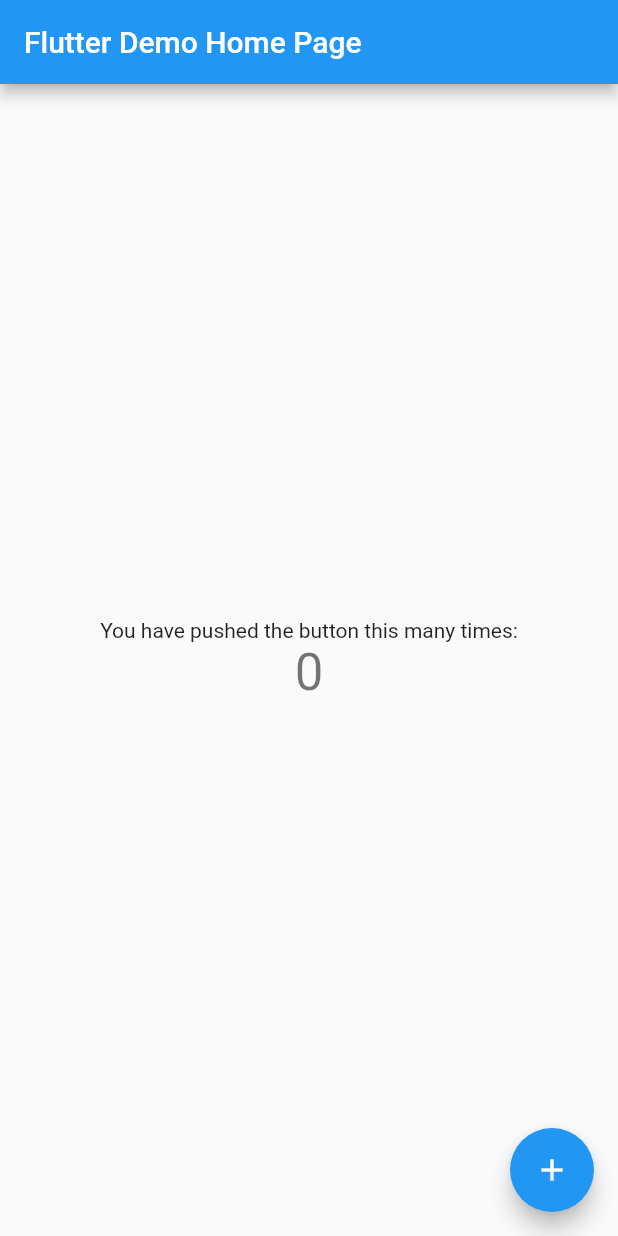
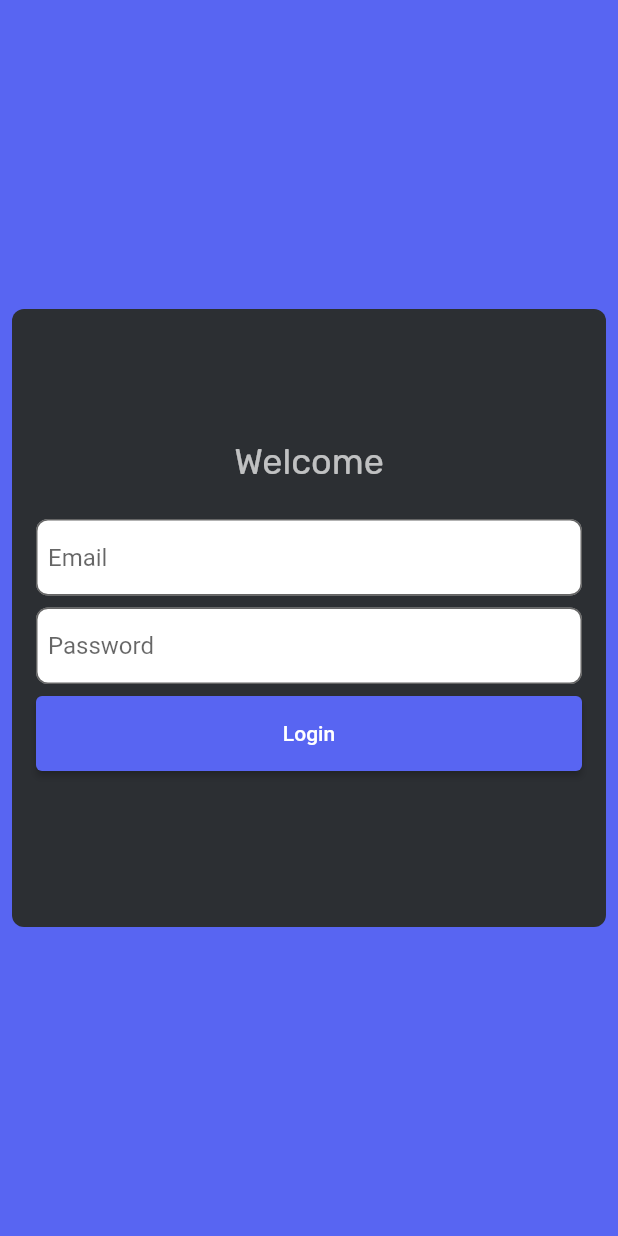
Before and after one commit to 1ChristianAlex/card-nft-app, a Flutter app: the screen it shows after launch, on a phone screen of 412 x 824 dp. Run offline on Flutter 3.47's test engine with Material 2 defaults, Android fonts, the phone set to English and light mode, and no system bars; our stand-ins replace flutter_secure_storage, google_fonts.

Commit message:
feat:login form and service

```diff
--- /dev/null
+++ b/lib/features/login/application/auth_application.dart
@@ -0,0 +1,19 @@
+import 'package:card_nft_app/common/http/http_adapter.dart';
+import 'package:card_nft_app/common/storage/storage.dart.dart';
+import 'package:card_nft_app/features/login/data/auth/auth_model.dart';
+import 'package:card_nft_app/features/login/data/auth/auth_repo.dart';
+
+class AuthAplication {
+  final repo = AuthRepo(HttpAdapter(loadBearer: true));
+
+  Future<AuthResponse> doLogin(String email, String password) async {
+    var authResponse = await repo.login(email, password);
+
+    Storage().set('Bearer', authResponse.token);
+    return authResponse;
+  }
+}
+
+AuthAplication authAplication() {
+  return AuthAplication();
+}
--- /dev/null
+++ b/lib/features/login/apresentation/login_form.dart
@@ -0,0 +1,118 @@
+import 'package:card_nft_app/features/login/application/auth_application.dart';
+import 'package:card_nft_app/theme/theme.dart';
+import 'package:flutter/material.dart';
+
+class LoginForm extends StatefulWidget {
+  const LoginForm({super.key});
+
+  @override
+  State<LoginForm> createState() => _LoginFormState();
+}
+
+class _LoginFormState extends State<LoginForm> {
+  final _formKey = GlobalKey<FormState>();
+  late String email;
+  late String password;
+
+  final inputPadding = const EdgeInsets.symmetric(
+    horizontal: AppTheme.spacing,
+    vertical: AppTheme.spacing * 2,
+  );
+
+  Future<void> validateAndLogin() async {
+    // Validate returns true if the form is valid, or false otherwise.
+    if (_formKey.currentState!.validate()) {
+      // If the form is valid, display a snackbar. In the real world,
+      // you'd often call a server or save the information in a database.
+      // ScaffoldMessenger.of(context).showSnackBar(
+      //   const SnackBar(content: Text('Processing Data')),
+      // );
+      _formKey.currentState?.save();
+
+      await authAplication().doLogin(email, password);
+    }
+  }
+
+  @override
+  Widget build(BuildContext context) {
+    return Container(
+      padding: const EdgeInsets.all(AppTheme.spacing * 2),
+      child: Form(
+        key: _formKey,
+        child: Column(
+          children: [
+            Container(
+              margin: const EdgeInsets.only(bottom: AppTheme.spacing),
+              child: TextFormField(
+                decoration: InputDecoration(
+                  hintText: 'Email',
+                  border: OutlineInputBorder(
+                    borderRadius: BorderRadius.circular(AppTheme.spacing),
+                  ),
+                  contentPadding: inputPadding,
+                  fillColor: Colors.white,
+                  filled: true,
+                  focusColor: AppTheme.blurple,
+                ),
+                validator: (value) {
+                  if (value == null || value.isEmpty) {
+                    return 'Email is required';
+                  }
+                  var isEmailValid = RegExp(
+                          r"^[a-zA-Z0-9.a-zA-Z0-9.!#$%&'*+-/=?^_`{|}~]+@[a-zA-Z0-9]+\.[a-zA-Z]+")
+                      .hasMatch(value);
+
+                  if (!isEmailValid) {
+                    return 'Email is not valid';
+                  }
+
+                  return null;
+                },
+                onSaved: (value) {
+                  email = value!;
+                },
+              ),
+            ),
+            Container(
+              margin: const EdgeInsets.only(bottom: AppTheme.spacing),
+              child: TextFormField(
+                decoration: InputDecoration(
+                  hintText: 'Password',
+                  border: OutlineInputBorder(
+                    borderRadius: BorderRadius.circular(AppTheme.spacing),
+                  ),
+                  contentPadding: inputPadding,
+                  fillColor: Colors.white,
+                  filled: true,
+                  focusColor: AppTheme.blurple,
+                ),
+                validator: (value) {
+                  if (value == null || value.isEmpty) {
+                    return 'Password is required';
+                  }
+
+                  return null;
+                },
+                onSaved: (value) {
+                  password = value!;
+                },
+              ),
+            ),
+            ElevatedButton(
+              style: ButtonStyle(
+                backgroundColor: MaterialStateProperty.all(AppTheme.blurple),
+                minimumSize:
+                    MaterialStateProperty.all(const Size.fromHeight(50)),
+              ),
+              onPressed: validateAndLogin,
+              child: const Text(
+                'Login',
+                style: TextStyle(fontSize: 14),
+              ),
+            )
+          ],
+        ),
+      ),
+    );
+  }
+}
--- /dev/null
+++ b/lib/features/login/data/auth/auth_repo.dart
@@ -0,0 +1,18 @@
+import 'dart:convert';
+
+import 'package:card_nft_app/common/http/http_adapter.dart';
+import 'package:card_nft_app/features/login/data/auth/auth_model.dart';
+
+class AuthRepo {
+  final HttpAdapter request;
+
+  const AuthRepo(this.request);
+
+  Future<AuthResponse> login(String email, String password) async {
+    var json = AuthBody(email: email, password: password).toJson();
+    var response =
+        await request.post('/auth/login', jsonEncode(json), null, null);
+
+    return AuthResponse.fromJson(jsonDecode(response.body));
+  }
+}
--- /dev/null
+++ b/lib/features/login/login_screen.dart
@@ -0,0 +1,42 @@
+import 'package:card_nft_app/features/login/apresentation/login_form.dart';
+import 'package:card_nft_app/theme/theme.dart';
+import 'package:flutter/material.dart';
+import 'package:google_fonts/google_fonts.dart';
+
+class LoginScreen extends StatelessWidget {
+  const LoginScreen({super.key});
+
+  @override
+  Widget build(BuildContext context) {
+    return Scaffold(
+      backgroundColor: AppTheme.blurple,
+      body: Center(
+        child: Container(
+          height: MediaQuery.of(context).size.height * 0.5,
+          decoration: BoxDecoration(
+            borderRadius: BorderRadius.circular(AppTheme.spacing),
+            color: AppTheme.softBlack,
+          ),
+          margin: const EdgeInsets.all(8),
+          child: Column(
+            mainAxisAlignment: MainAxisAlignment.center,
+            crossAxisAlignment: CrossAxisAlignment.stretch,
+            children: [
+              Container(
+                padding: const EdgeInsets.only(bottom: AppTheme.spacing),
+                child: Column(children: [
+                  Text(
+                    'Welcome',
+                    style:
+                        GoogleFonts.rubik(color: Colors.white70, fontSize: 24),
+                  )
+                ]),
+              ),
+              const LoginForm()
+            ],
+          ),
+        ),
+      ),
+    );
+  }
+}
--- a/lib/main.dart
+++ b/lib/main.dart
@@ -1,4 +1,7 @@
+import 'package:card_nft_app/theme/theme.dart';
 import 'package:flutter/material.dart';
+
+import 'features/login/login_screen.dart';
 
 void main() {
   runApp(const MyApp());
@@ -11,105 +14,10 @@ class MyApp extends StatelessWidget {
   @override
   Widget build(BuildContext context) {
     return MaterialApp(
-      title: 'Flutter Demo',
-      theme: ThemeData(
-        // This is the theme of your application.
-        //
-        // Try running your application with "flutter run". You'll see the
-        // application has a blue toolbar. Then, without quitting the app, try
-        // changing the primarySwatch below to Colors.green and then invoke
-        // "hot reload" (press "r" in the console where you ran "flutter run",
-        // or simply save your changes to "hot reload" in a Flutter IDE).
-        // Notice that the counter didn't reset back to zero; the application
-        // is not restarted.
-        primarySwatch: Colors.blue,
-      ),
-      home: const MyHomePage(title: 'Flutter Demo Home Page'),
+      title: 'Card NFT',
+      theme: currentTheme,
+      // home: const MyHomePage(title: 'Flutter Demo Home Page'),
+      routes: {'/': (context) => const LoginScreen()},
     );
   }
 }
-
-class MyHomePage extends StatefulWidget {
-  const MyHomePage({super.key, required this.title});
-
-  // This widget is the home page of your application. It is stateful, meaning
-  // that it has a State object (defined below) that contains fields that affect
-  // how it looks.
-
-  // This class is the configuration for the state. It holds the values (in this
-  // case the title) provided by the parent (in this case the App widget) and
-  // used by the build method of the State. Fields in a Widget subclass are
-  // always marked "final".
-
-  final String title;
-
-  @override
-  State<MyHomePage> createState() => _MyHomePageState();
-}
-
-class _MyHomePageState extends State<MyHomePage> {
-  int _counter = 0;
-
-  void _incrementCounter() {
-    setState(() {
-      // This call to setState tells the Flutter framework that something has
-      // changed in this State, which causes it to rerun the build method below
-      // so that the display can reflect the updated values. If we changed
-      // _counter without calling setState(), then the build method would not be
-      // called again, and so nothing would appear to happen.
-      _counter++;
-    });
-  }
-
-  @override
-  Widget build(BuildContext context) {
-    // This method is rerun every time setState is called, for instance as done
-    // by the _incrementCounter method above.
-    //
-    // The Flutter framework has been optimized to make rerunning build methods
-    // fast, so that you can just rebuild anything that needs updating rather
-    // than having to individually change instances of widgets.
-    return Scaffold(
-      appBar: AppBar(
-        // Here we take the value from the MyHomePage object that was created by
-        // the App.build method, and use it to set our appbar title.
-        title: Text(widget.title),
-      ),
-      body: Center(
-        // Center is a layout widget. It takes a single child and positions it
-        // in the middle of the parent.
-        child: Column(
-          // Column is also a layout widget. It takes a list of children and
-          // arranges them vertically. By default, it sizes itself to fit its
-          // children horizontally, and tries to be as tall as its parent.
-          //
-          // Invoke "debug painting" (press "p" in the console, choose the
-          // "Toggle Debug Paint" action from the Flutter Inspector in Android
-          // Studio, or the "Toggle Debug Paint" command in Visual Studio Code)
-          // to see the wireframe for each widget.
-          //
-          // Column has various properties to control how it sizes itself and
-          // how it positions its children. Here we use mainAxisAlignment to
-          // center the children vertically; the main axis here is the vertical
-          // axis because Columns are vertical (the cross axis would be
-          // horizontal).
-          mainAxisAlignment: MainAxisAlignment.center,
-          children: <Widget>[
-            const Text(
-              'You have pushed the button this many times:',
-            ),
-            Text(
-              '$_counter',
-              style: Theme.of(context).textTheme.headline4,
-            ),
-          ],
-        ),
-      ),
-      floatingActionButton: FloatingActionButton(
-        onPressed: _incrementCounter,
-        tooltip: 'Increment',
-        child: const Icon(Icons.add),
-      ), // This trailing comma makes auto-formatting nicer for build methods.
-    );
-  }
-}
--- /dev/null
+++ b/lib/theme/theme.dart
@@ -0,0 +1,22 @@
+import 'package:flutter/material.dart';
+
+var currentTheme = ThemeData(
+  primarySwatch: Colors.blue,
+  backgroundColor: const Color.fromRGBO(44, 47, 51, 1),
+  textTheme: const TextTheme(bodyMedium: TextStyle()),
+);
+
+class AppTheme {
+  static const blurple = Color.fromRGBO(88, 101, 242, 1);
+  static const green = Color.fromRGBO(88, 242, 135, 1);
+  static const yellow = Color.fromRGBO(254, 231, 92, 1);
+  static const fuchsia = Color.fromRGBO(235, 69, 158, 1);
+  static const red = Color.fromRGBO(237, 66, 69, 1);
+
+  static const softBlack = Color.fromRGBO(44, 47, 51, 1);
+
+  static const white = Colors.white;
+  static const black = Colors.black;
+
+  static const double spacing = 8;
+}
--- a/pubspec.yaml
+++ b/pubspec.yaml
@@ -33,9 +33,13 @@ dependencies:
     sdk: flutter
 
 
+
   # The following adds the Cupertino Icons font to your application.
   # Use with the CupertinoIcons class for iOS style icons.
   cupertino_icons: ^1.0.2
+  google_fonts: ^3.0.1
+  http: ^0.13.5
+  flutter_secure_storage: ^7.0.1
 
 dev_dependencies:
   flutter_test:
```
Also changed, not shown: lib/common/http/http_adapter.dart (added, +64 -0 lines), lib/common/storage/storage.dart.dart (added, +25 -0 lines), lib/features/login/data/auth/auth_model.dart (added, +97 -0 lines), pubspec.lock, 2 other files.
